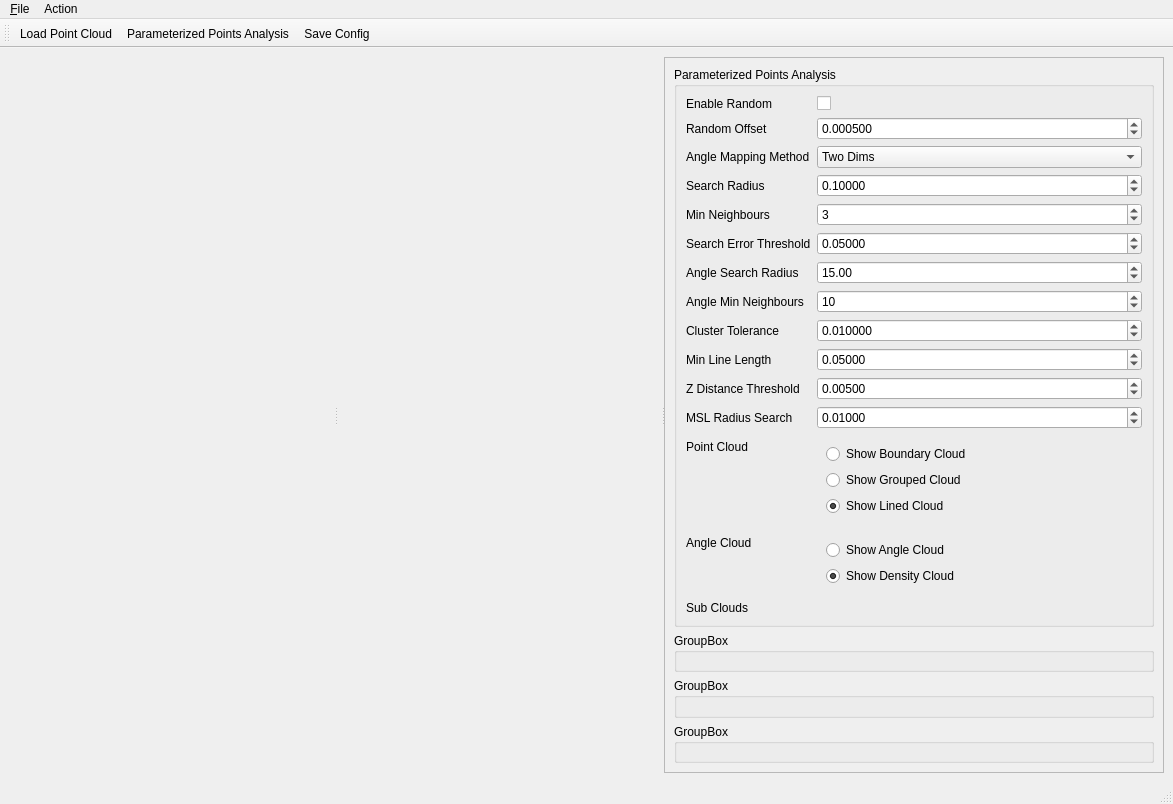
This is src/ui/ToolWindowLineExtractor.ui in oneminute/RecFLS as Qt 5 draws it before an edit. The edited form follows.
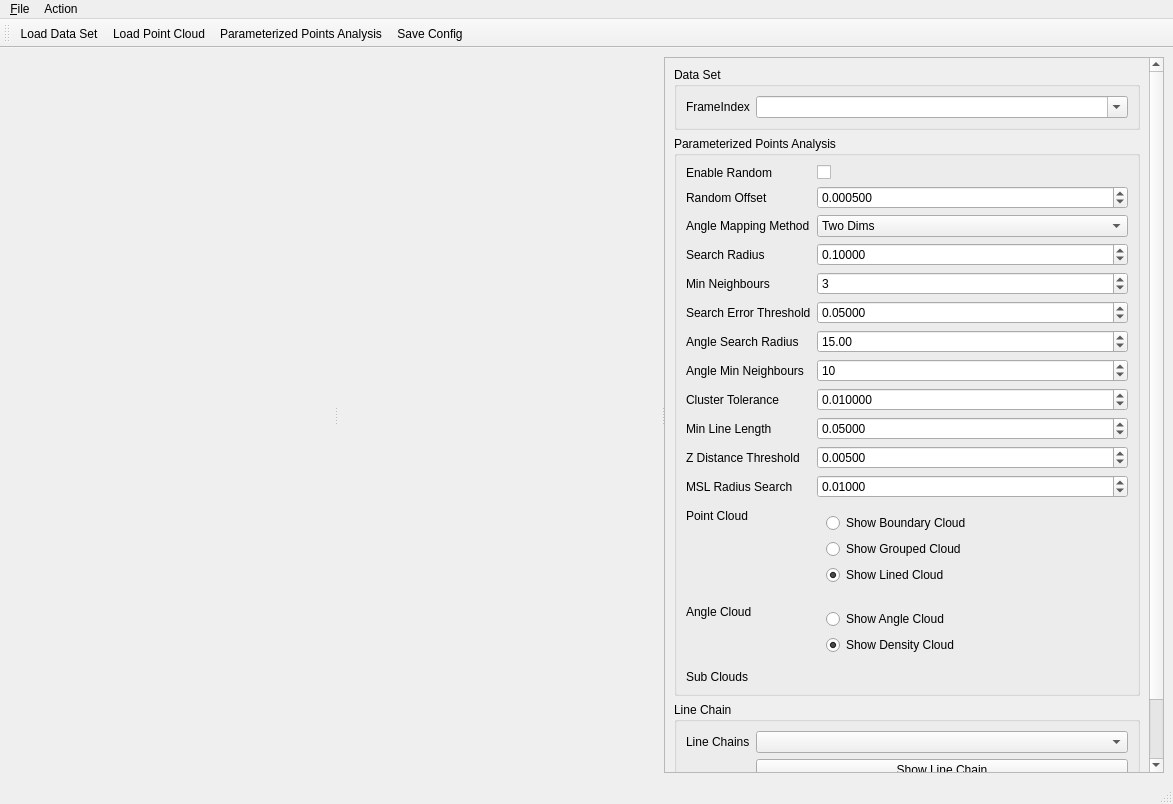
This is the edited form.

The edit to the form file:
```diff
--- a/src/ui/ToolWindowLineExtractor.ui
+++ b/src/ui/ToolWindowLineExtractor.ui
@@ -87,6 +87,29 @@
          </rect>
         </property>
         <layout class="QVBoxLayout" name="verticalLayout_2">
+         <item>
+          <widget class="QGroupBox" name="groupBox_3">
+           <property name="title">
+            <string>Data Set</string>
+           </property>
+           <layout class="QFormLayout" name="formLayout_3">
+            <item row="0" column="0">
+             <widget class="QLabel" name="label_14">
+              <property name="text">
+               <string>FrameIndex</string>
+              </property>
+             </widget>
+            </item>
+            <item row="0" column="1">
+             <widget class="QComboBox" name="comboBoxFrameIndex">
+              <property name="editable">
+               <bool>true</bool>
+              </property>
+             </widget>
+            </item>
+           </layout>
+          </widget>
+         </item>
          <item>
           <widget class="QGroupBox" name="groupBox">
            <property name="title">
@@ -426,15 +449,27 @@
          <item>
           <widget class="QGroupBox" name="groupBox_2">
            <property name="title">
-            <string>GroupBox</string>
+            <string>Line Chain</string>
            </property>
-          </widget>
-         </item>
-         <item>
-          <widget class="QGroupBox" name="groupBox_3">
-           <property name="title">
-            <string>GroupBox</string>
-           </property>
+           <layout class="QFormLayout" name="formLayout_2">
+            <item row="0" column="0">
+             <widget class="QLabel" name="label_13">
+              <property name="text">
+               <string>Line Chains</string>
+              </property>
+             </widget>
+            </item>
+            <item row="0" column="1">
+             <widget class="QComboBox" name="comboBoxLineChains"/>
+            </item>
+            <item row="1" column="1">
+             <widget class="QPushButton" name="pushButtonShowLineChain">
+              <property name="text">
+               <string>Show Line Chain</string>
+              </property>
+             </widget>
+            </item>
+           </layout>
           </widget>
          </item>
          <item>
@@ -488,6 +523,7 @@
    <attribute name="toolBarBreak">
     <bool>false</bool>
    </attribute>
+   <addaction name="actionLoad_Data_Set"/>
    <addaction name="actionLoad_Point_Cloud"/>
    <addaction name="actionParameterized_Points_Analysis"/>
    <addaction name="actionSave_Config"/>
@@ -525,6 +561,14 @@
     <string>Save Config</string>
    </property>
   </action>
+  <action name="actionLoad_Data_Set">
+   <property name="text">
+    <string>Load Data Set</string>
+   </property>
+   <property name="toolTip">
+    <string>Load Data Set</string>
+   </property>
+  </action>
  </widget>
  <resources/>
  <connections/>
```
